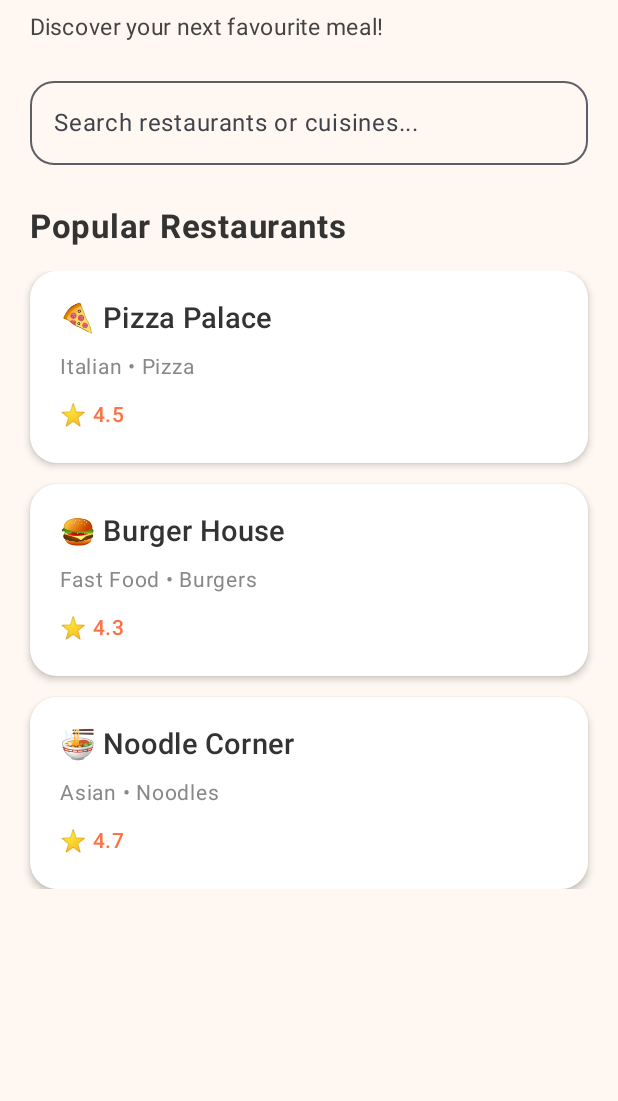
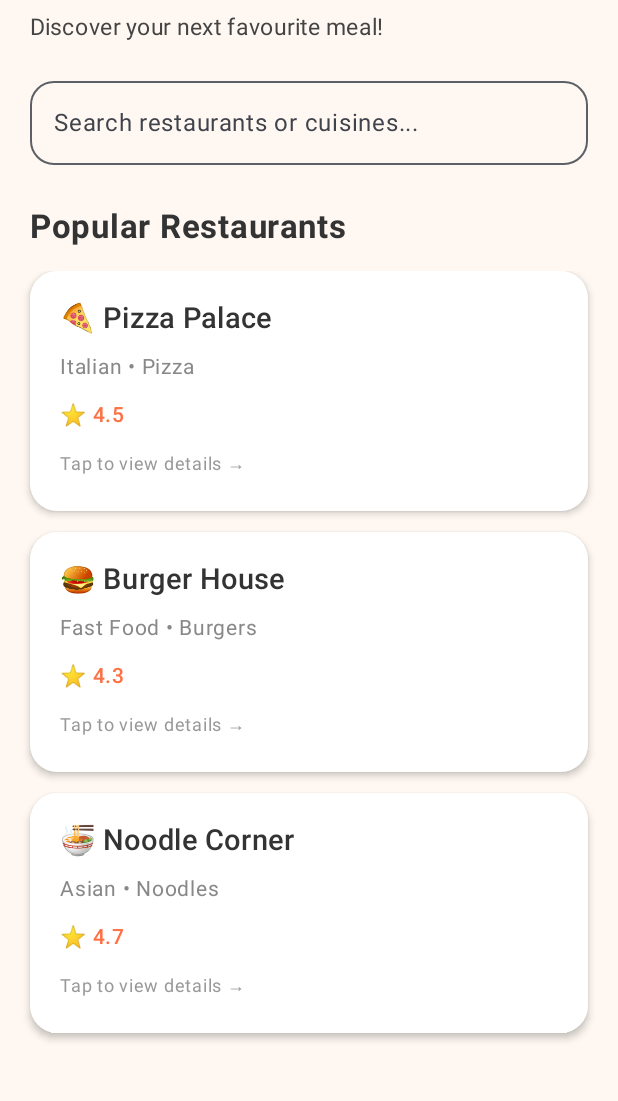
Before and after one commit to baleabhinay28/DineMate, an Android app built with Jetpack Compose: the screen it shows after launch (MainActivity), on a phone screen of 412 x 824 dp, the part 114-1215 px from its top. Run offline under Robolectric (Android 15) with nearby library versions, the phone set to English and light mode, and no system bars.

Commit message:
Updated restaurent Details Screen

```diff
--- a/app/src/main/java/com/example/dinemate/MainActivity.kt
+++ b/app/src/main/java/com/example/dinemate/MainActivity.kt
@@ -5,16 +5,20 @@ import android.os.Bundle
 import androidx.activity.ComponentActivity
 import androidx.activity.compose.setContent
 import androidx.activity.enableEdgeToEdge
+import androidx.activity.compose.BackHandler
+import androidx.compose.foundation.layout.Box
 import androidx.compose.foundation.layout.fillMaxSize
 import androidx.compose.foundation.layout.padding
 import androidx.compose.material3.Scaffold
 import androidx.compose.runtime.*
+import androidx.compose.runtime.saveable.rememberSaveable
 import androidx.compose.ui.Modifier
 import androidx.compose.ui.graphics.Color
 import kotlinx.coroutines.delay
 
 import com.example.dinemate.ui.screens.SplashScreen
 import com.example.dinemate.ui.screens.HomeScreen
+import com.example.dinemate.ui.screens.RestaurantDetailsScreen
 import com.example.dinemate.ui.theme.DineMateTheme
 
 class MainActivity : ComponentActivity() {
@@ -26,13 +30,26 @@ class MainActivity : ComponentActivity() {
         setContent {
             DineMateTheme {
 
-                var showSplash by remember {
+                var showSplash by rememberSaveable {
                     mutableStateOf(true)
                 }
 
-                LaunchedEffect(Unit) {
-                    delay(2000)
-                    showSplash = false
+                var selectedRestaurant by rememberSaveable {
+                    mutableStateOf<String?>(null)
+                }
+
+                LaunchedEffect(showSplash) {
+                    if (showSplash) {
+                        delay(2000)
+                        showSplash = false
+                    }
+                }
+
+                BackHandler(
+                    enabled = !showSplash &&
+                            selectedRestaurant != null
+                ) {
+                    selectedRestaurant = null
                 }
 
                 if (showSplash) {
@@ -43,12 +60,26 @@ class MainActivity : ComponentActivity() {
                         containerColor = Color(0xFFFFF8F2)
                     ) { innerPadding ->
 
-                        androidx.compose.foundation.layout.Box(
+                        Box(
                             modifier = Modifier
                                 .fillMaxSize()
                                 .padding(innerPadding)
                         ) {
-                            HomeScreen()
+                            if (selectedRestaurant == null) {
+                                HomeScreen(
+                                    onRestaurantClick = { restaurant ->
+                                        selectedRestaurant = restaurant
+                                    }
+                                )
+                            } else {
+                                RestaurantDetailsScreen(
+                                    restaurantName =
+                                        selectedRestaurant!!,
+                                    onBackClick = {
+                                        selectedRestaurant = null
+                                    }
+                                )
+                            }
                         }
                     }
                 }
--- a/app/src/main/java/com/example/dinemate/ui/screens/HomeScreen.kt
+++ b/app/src/main/java/com/example/dinemate/ui/screens/HomeScreen.kt
@@ -2,6 +2,7 @@
 package com.example.dinemate.ui.screens
 
 import androidx.compose.foundation.background
+import androidx.compose.foundation.clickable
 import androidx.compose.foundation.layout.*
 import androidx.compose.foundation.lazy.LazyColumn
 import androidx.compose.foundation.lazy.items
@@ -16,19 +17,23 @@ import androidx.compose.ui.unit.sp
 import androidx.compose.ui.tooling.preview.Preview
 
 @Composable
-fun HomeScreen() {
+fun HomeScreen(
+    onRestaurantClick: (String) -> Unit = {}
+) {
 
     var searchText by remember { mutableStateOf("") }
 
     val orange = Color(0xFFFF7043)
     val background = Color(0xFFFFF8F2)
 
+    // Sample restaurant data
     val restaurants = listOf(
         Triple("🍕 Pizza Palace", "Italian • Pizza", "⭐ 4.5"),
         Triple("🍔 Burger House", "Fast Food • Burgers", "⭐ 4.3"),
         Triple("🍜 Noodle Corner", "Asian • Noodles", "⭐ 4.7")
     )
 
+    // Filter restaurants using the search bar
     val filteredRestaurants = restaurants.filter {
         it.first.contains(searchText, ignoreCase = true) ||
                 it.second.contains(searchText, ignoreCase = true)
@@ -60,6 +65,7 @@ fun HomeScreen() {
 
         Spacer(modifier = Modifier.height(24.dp))
 
+        // Restaurant search bar
         OutlinedTextField(
             value = searchText,
             onValueChange = { searchText = it },
@@ -86,13 +92,20 @@ fun HomeScreen() {
 
         Spacer(modifier = Modifier.height(16.dp))
 
+        // Restaurant list
         LazyColumn(
-            verticalArrangement = Arrangement.spacedBy(14.dp)
+            verticalArrangement = Arrangement.spacedBy(14.dp),
+            modifier = Modifier.fillMaxSize()
         ) {
+
             items(filteredRestaurants) { restaurant ->
 
                 Card(
-                    modifier = Modifier.fillMaxWidth(),
+                    modifier = Modifier
+                        .fillMaxWidth()
+                        .clickable {
+                            onRestaurantClick(restaurant.first)
+                        },
                     shape = RoundedCornerShape(18.dp),
                     colors = CardDefaults.cardColors(
                         containerColor = Color.White
@@ -101,6 +114,7 @@ fun HomeScreen() {
                         defaultElevation = 3.dp
                     )
                 ) {
+
                     Column(
                         modifier = Modifier.padding(20.dp)
                     ) {
@@ -128,6 +142,14 @@ fun HomeScreen() {
                             color = orange,
                             fontWeight = FontWeight.Medium
                         )
+
+                        Spacer(modifier = Modifier.height(8.dp))
+
+                        Text(
+                            text = "Tap to view details →",
+                            fontSize = 12.sp,
+                            color = Color(0xFF999999)
+                        )
                     }
                 }
             }
```
Also changed, not shown: app/src/main/java/com/example/dinemate/ui/screens/RestaurantDetailsScreen.kt (added, +92 -0 lines).
